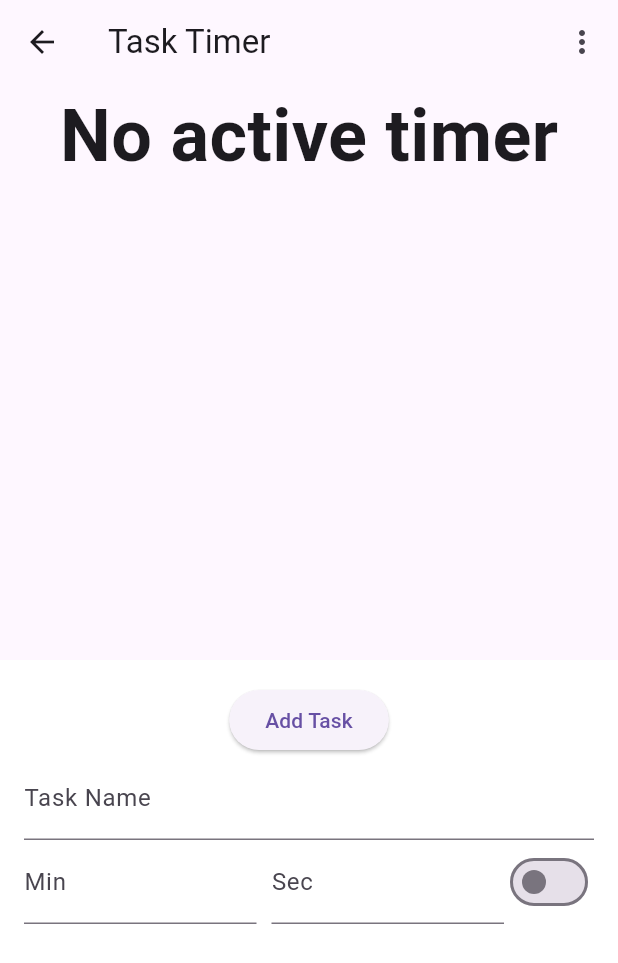
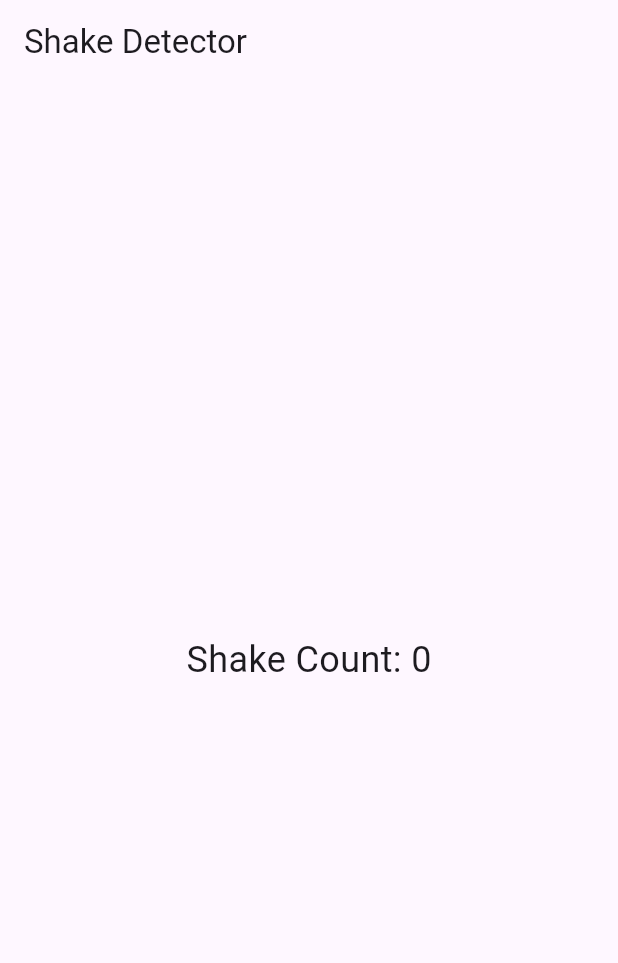
Before and after one commit to jackliu970103/flutterwithoutimport, a Flutter app: the screen it shows after launch, on a phone screen of 412 x 824 dp. Shown: the top 963 px of the screen. Run offline on Flutter 3.47's test engine with Material 3 defaults, Android fonts, the phone set to English and light mode, and no system bars; missing offline and left inert: dart:ffi.

Commit message:
need to fix shake.dart

```diff
--- a/lib/main.dart
+++ b/lib/main.dart
@@ -1,7 +1,8 @@
 import 'package:flutter/material.dart';
 import 'package:flutterwithoutimport/Timer.dart';
+import 'package:flutterwithoutimport/shake.dart';
 import 'package:flutterwithoutimport/splashscreen.dart';
 
 void main() {
-  runApp(MaterialApp(home: Splashscreen(),));
+  runApp(MaterialApp(home: ShakeDetectorScreen(),));
 }
--- /dev/null
+++ b/lib/shake.dart
@@ -0,0 +1,34 @@
+import 'package:flutter/material.dart';
+import 'package:flutter/services.dart';
+class ShakeDetectorScreen extends StatefulWidget {
+  @override
+  _ShakeDetectorScreenState createState() => _ShakeDetectorScreenState();
+}
+
+class _ShakeDetectorScreenState extends State<ShakeDetectorScreen> {
+  static const MethodChannel _channel = MethodChannel("shake_channel");
+  int shakeCount = 0;
+
+  @override
+  void initState() {
+    super.initState();
+    _channel.setMethodCallHandler((MethodCall call) async {
+      if (call.method == "onShake") {
+        setState(() {
+          shakeCount++;
+        });
+      }
+    });
+    _channel.invokeMethod("startListening");
+  }
+
+  @override
+  Widget build(BuildContext context) {
+    return Scaffold(
+      appBar: AppBar(title: const Text("Shake Detector")),
+      body: Center(
+        child: Text("Shake Count: $shakeCount", style: TextStyle(fontSize: 24)),
+      ),
+    );
+  }
+}
```
Also changed, not shown: lib/Timer.dart (+17 -3 lines), lib/WeeklySummary.dart (+1 -6 lines), lib/splashscreen.dart (+5 -7 lines), 5 other files.
